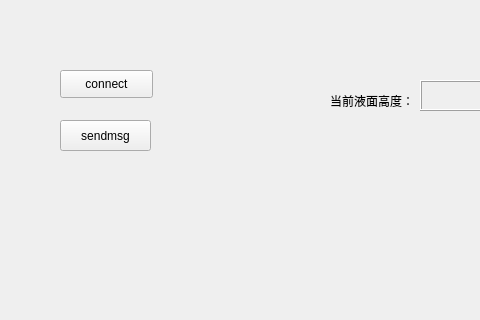
Before: the Qt Designer form Controller/widget.ui in origmickey/Controller_DoubleTank, drawn with Qt 5; both pictures show x 0 to 480 and y 0 to 320 of the 800 by 600 pixel window.
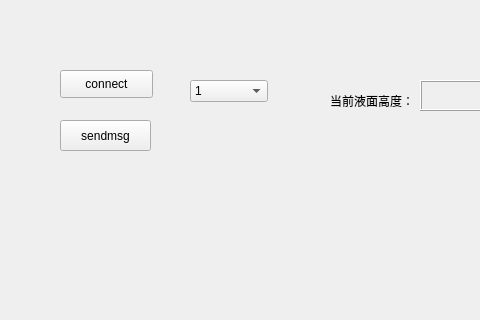
After: the same form once the commit is applied. Custom widgets are drawn as their Qt base class.

What changed in the file:
```diff
--- a/Controller/widget.ui
+++ b/Controller/widget.ui
@@ -95,6 +95,26 @@
     </rect>
    </property>
   </widget>
+  <widget class="QComboBox" name="comboBox">
+   <property name="geometry">
+    <rect>
+     <x>190</x>
+     <y>80</y>
+     <width>78</width>
+     <height>22</height>
+    </rect>
+   </property>
+   <item>
+    <property name="text">
+     <string>1</string>
+    </property>
+   </item>
+   <item>
+    <property name="text">
+     <string>2</string>
+    </property>
+   </item>
+  </widget>
  </widget>
  <customwidgets>
   <customwidget>
```
